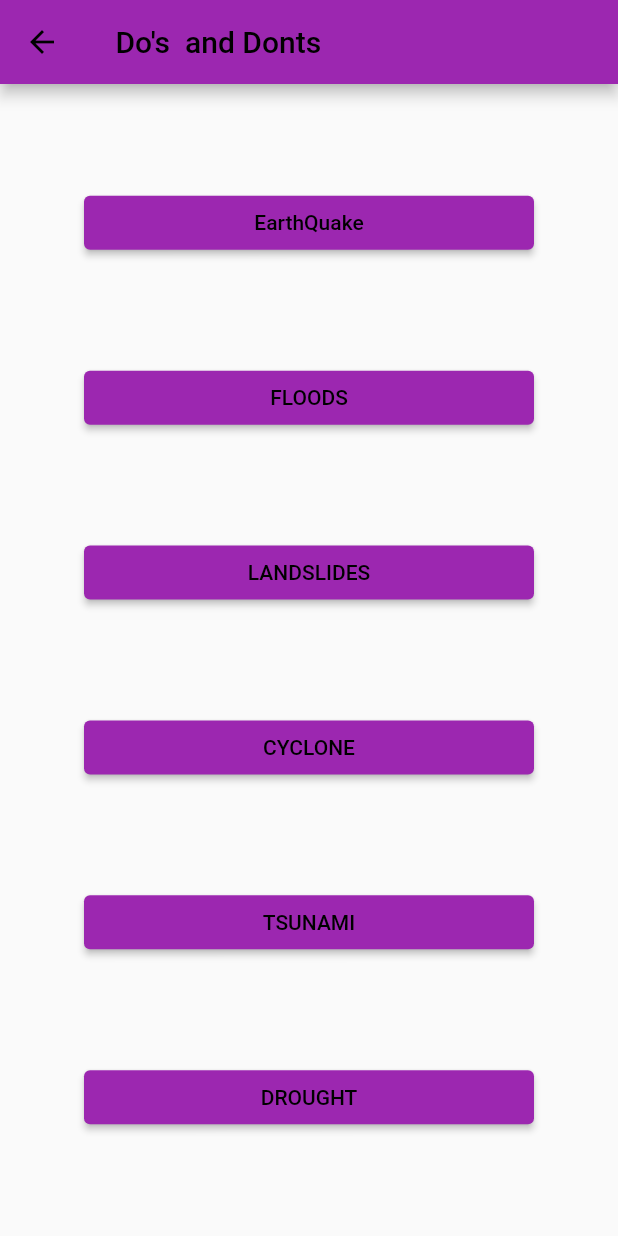
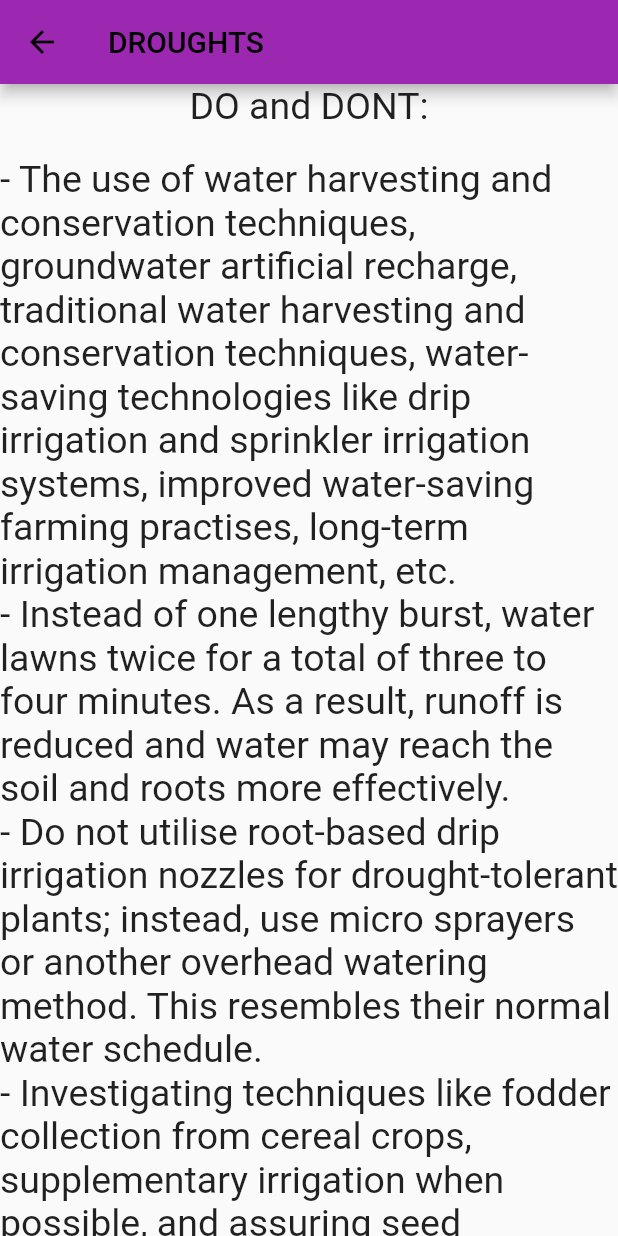
Before and after one commit to Rudalph/Flutter_pbl, a Flutter app: the DoandDontScreen screen opened directly, after a tap on "DROUGHT", on a phone screen of 412 x 824 dp. Run offline on Flutter 3.47's test engine with Material 2 defaults, Android fonts, the phone set to English and light mode, and no system bars.

Commit message:
Completed Do and Dont's

```diff
--- /dev/null
+++ b/lib/DOandDonts/Drought.dart
@@ -0,0 +1,63 @@
+import 'package:flutter/material.dart';
+
+class DroughtScreen extends StatelessWidget {
+  @override
+  Widget build(BuildContext context) {
+    return Scaffold(
+      appBar: AppBar(
+        title: Text('DROUGHTS'),
+        backgroundColor: Colors.purple,
+        foregroundColor: Colors.black,
+      ),
+      body: Container(
+        child: Column(
+          children: <Widget>[
+            Expanded(
+              child: ListView.builder(
+                itemCount: 2,
+                itemBuilder: (context, index) {
+                  if (index == 0) {
+                    return Column(
+                      children: <Widget>[
+                        Text(
+                          'DO and DONT:',
+                          style: TextStyle(
+                            fontSize: 25,
+                          ),
+                        ),
+                        SizedBox(
+                          height: 20,
+                        ),
+                        Text(
+                          '- The use of water harvesting and conservation techniques, groundwater artificial recharge, traditional water harvesting and conservation techniques, water-saving technologies like drip irrigation and sprinkler irrigation systems, improved water-saving farming practises, long-term irrigation management, etc.',
+                          style: TextStyle(fontSize: 25),
+                        ),
+                        Text(
+                          '- Instead of one lengthy burst, water lawns twice for a total of three to four minutes. As a result, runoff is reduced and water may reach the soil and roots more effectively.',
+                          style: TextStyle(fontSize: 25),
+                        ),
+                        Text(
+                          '- Do not utilise root-based drip irrigation nozzles for drought-tolerant plants; instead, use micro sprayers or another overhead watering method. This resembles their normal water schedule.',
+                          style: TextStyle(fontSize: 25),
+                        ),
+                      ],
+                    );
+                  } else {
+                    return Column(
+                      children: <Widget>[
+                        Text(
+                          '- Investigating techniques like fodder collection from cereal crops, supplementary irrigation when possible, and assuring seed availability when alternative crops are advantageous with logistic support from state and district machinery',
+                          style: TextStyle(fontSize: 25),
+                        ),
+                      ],
+                    );
+                  }
+                },
+              ),
+            ),
+          ],
+        ),
+      ),
+    );
+  }
+}
--- a/lib/DOandDonts/EarthQuake.dart
+++ b/lib/DOandDonts/EarthQuake.dart
@@ -20,6 +20,8 @@ class EarthquakeScreen extends StatelessWidget {
     return Scaffold(
       appBar: AppBar(
         title: Text("EARTHQUAKE"),
+        backgroundColor: Colors.purple,
+        foregroundColor: Colors.black,
       ),
       body: ListView.builder(
         itemCount: items.length + 2,
--- a/lib/DOandDonts/Floods.dart
+++ b/lib/DOandDonts/Floods.dart
@@ -6,6 +6,8 @@ class FloodScreen extends StatelessWidget {
     return Scaffold(
       appBar: AppBar(
         title: Text("FLOODS"),
+        backgroundColor: Colors.purple,
+        foregroundColor: Colors.black,
       ),
       body: ListView(
         children: <Widget>[
--- a/lib/DOandDonts/cyclone.dart
+++ b/lib/DOandDonts/cyclone.dart
@@ -0,0 +1,45 @@
+import 'package:flutter/material.dart';
+
+class CycloneScreen extends StatelessWidget {
+  @override
+  Widget build(BuildContext context) {
+    return Scaffold(
+      appBar: AppBar(
+        title: Text("CYCLONES"),
+        backgroundColor: Colors.purple,
+        foregroundColor: Colors.black,
+      ),
+      body: Column(
+        children: [
+          SizedBox(height: 20),
+          Expanded(
+            child: ListView.builder(
+              itemCount: 1,
+              itemBuilder: (BuildContext context, int index) {
+                return Container(
+                  margin: EdgeInsets.only(bottom: 20),
+                  child: Text(
+                    "Check the house, fix any damaged doors or windows, and secure any loose tiles.\n"
+                    "Anchor moveable items like timber stacks, loose tin sheets, loose bricks, garbage cans, signboards, and other items that can fly away in strong winds, such as dying or dead trees or branches close to the house.\n"
+                    "Keep some wooden boards on hand so that, if necessary, glass windows can be boarded.\n"
+                    "Keep adequate dry cells, a hurricane lantern with kerosene, and battery-powered torches handy.\n"
+                    "Demolish abandoned structures\n"
+                    "Have extra batteries on hand for transistors.\n"
+                    "Always have some dry, non-perishable food on hand for emergencies.\n\n"
+                    "Required activities:\n\n"
+                    "Following are some general categories for the steps that must be taken in the event of a cyclone threat:\n\n"
+                    "just before the hurricane season\n"
+                    "the communication of cyclone alerts and warnings\n"
+                    "when it is recommended to evacuate\n"
+                    "Once the hurricane has passed over the shore",
+                    style: TextStyle(fontSize: 25),
+                  ),
+                );
+              },
+            ),
+          ),
+        ],
+      ),
+    );
+  }
+}
```
Also changed, not shown: lib/DOandDonts/Landslides.dart (+40 -0 lines), lib/DOandDonts/tsunami.dart (+35 -0 lines), lib/DoandDontScreen.dart (+25 -4 lines).
